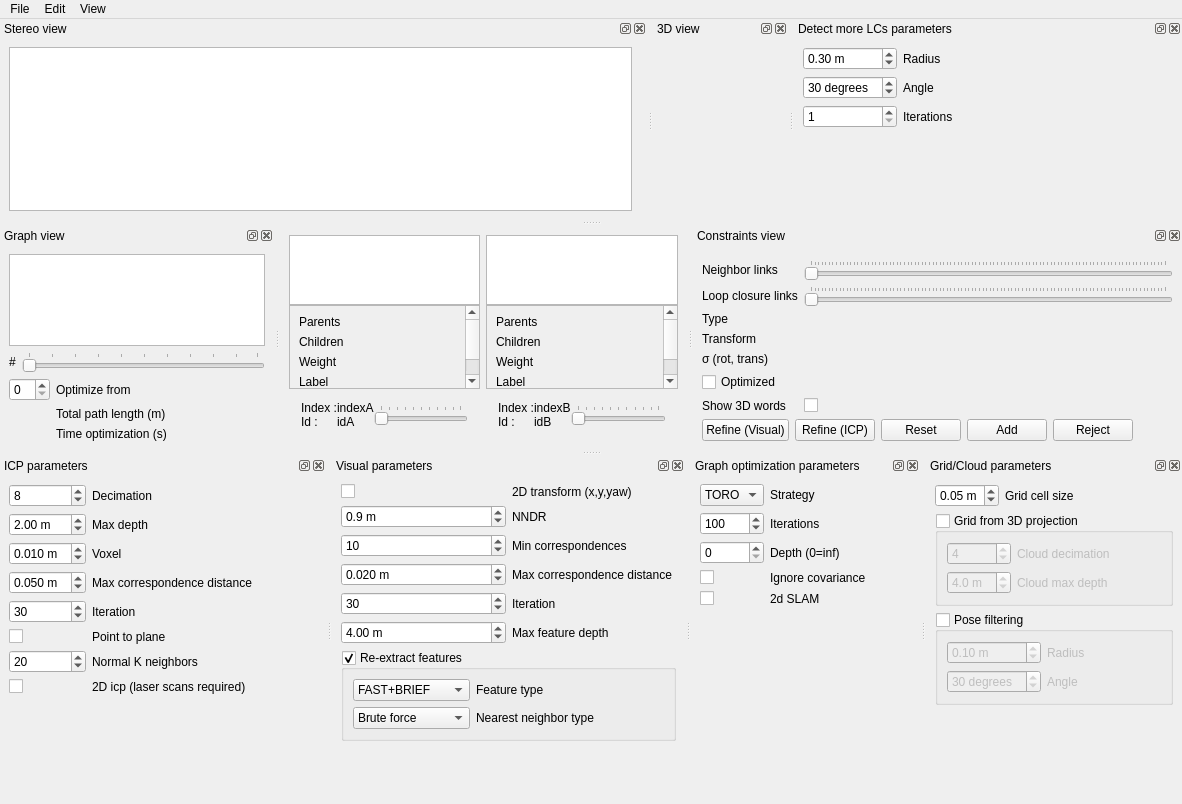
Before: the Qt Designer form guilib/src/ui/DatabaseViewer.ui in introlab/rtabmap, drawn with Qt 5.
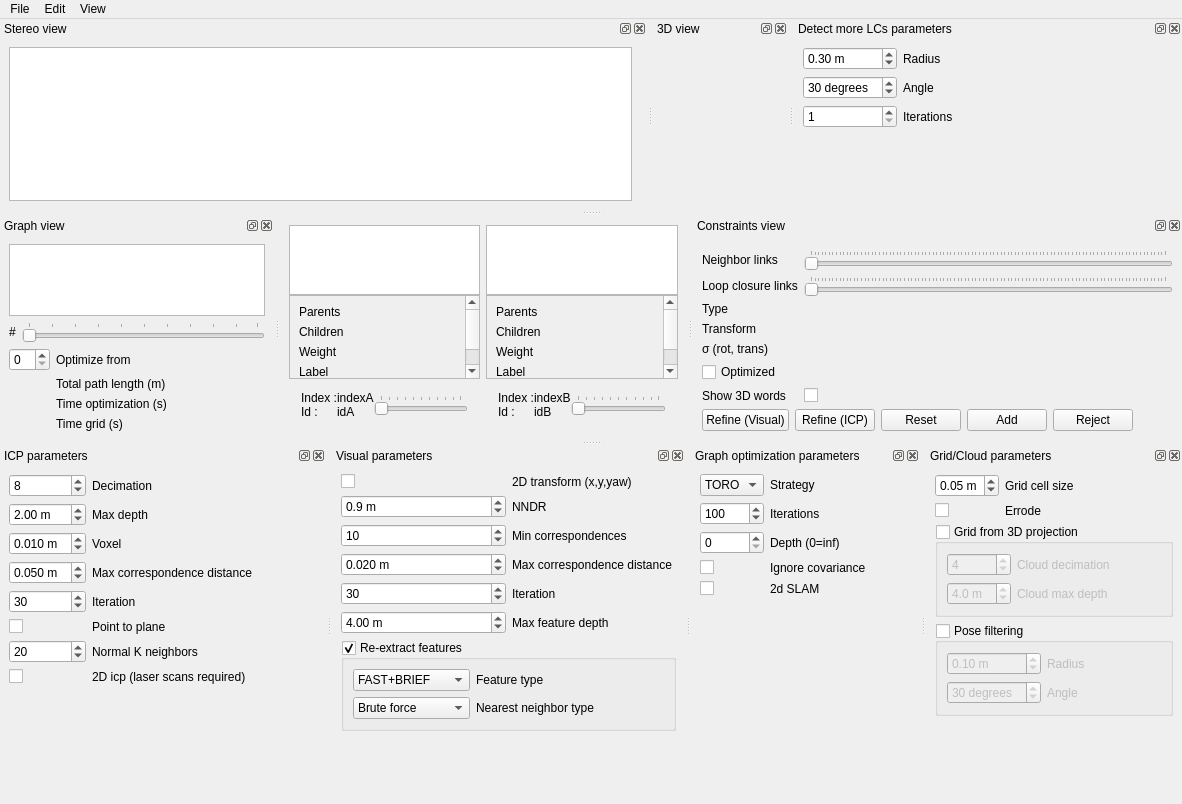
After: the same form once the commit is applied. Custom widgets are drawn as their Qt base class.

Commit message: Grid map: added "erode" option

The edit to the form file:
```diff
--- a/guilib/src/ui/DatabaseViewer.ui
+++ b/guilib/src/ui/DatabaseViewer.ui
@@ -630,6 +630,20 @@
          </property>
         </widget>
        </item>
+       <item row="4" column="1">
+        <widget class="QLabel" name="label_45">
+         <property name="text">
+          <string>Time grid (s)</string>
+         </property>
+        </widget>
+       </item>
+       <item row="4" column="0">
+        <widget class="QLabel" name="label_timeGrid">
+         <property name="text">
+          <string/>
+         </property>
+        </widget>
+       </item>
       </layout>
      </item>
     </layout>
@@ -1305,6 +1319,20 @@
          </property>
         </widget>
        </item>
+       <item row="1" column="1">
+        <widget class="QLabel" name="label_44">
+         <property name="text">
+          <string>Errode</string>
+         </property>
+        </widget>
+       </item>
+       <item row="1" column="0">
+        <widget class="QCheckBox" name="checkBox_gridErode">
+         <property name="text">
+          <string/>
+         </property>
+        </widget>
+       </item>
       </layout>
      </item>
      <item>
```
The commit also changes 7 other files.
